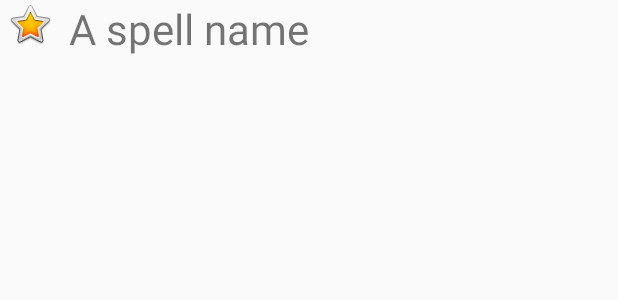
After one commit to servy/dnd5spellbook, an Android app: the layout spell_list_item.xml on its own in the app's theme, with its tools: preview values and no code run, on a phone screen of 412 x 824 dp. The commit adds this screen. Shown: the top 300 px of the screen. Run offline under Robolectric (Android 15) with nearby library versions, the phone set to English and light mode, and no system bars.

Commit message:
Spells can be favorited now. Refactoring
Spell information is moved to a Spell class. SpelldAdapter and spell_list_item_layout are
introduced to implement favorite spell icons. Filtering is refactored to make use of
android Filter and Filterable.

```diff
--- /dev/null
+++ b/app/src/main/res/layout/spell_list_item.xml
@@ -0,0 +1,23 @@
+<?xml version="1.0" encoding="utf-8"?>
+<LinearLayout xmlns:android="http://schemas.android.com/apk/res/android"
+    android:layout_width="match_parent"
+    android:layout_height="wrap_content"
+    android:orientation="horizontal">
+
+    <ImageView
+        android:id="@+id/icon"
+        android:layout_width="32dp"
+        android:layout_height="32dp"
+        android:layout_marginLeft="4dp"
+        android:layout_marginRight="10dp"
+        android:src="@android:drawable/btn_star_big_on"/>
+
+    <TextView
+        android:id="@+id/label"
+        android:layout_width="wrap_content"
+        android:layout_height="36dp"
+        android:text="A spell name"
+        android:textAlignment="center"
+        android:textSize="28sp"/>
+
+</LinearLayout>
```
Also changed, not shown: app/src/main/java/org/dnd5spellbook/SpellAdapter.java (added, +154 -0 lines), app/src/main/java/org/dnd5spellbook/SpellListActivity.java (+17 -32 lines), app/src/main/java/org/dnd5spellbook/domain/Spell.java (added, +50 -0 lines).
